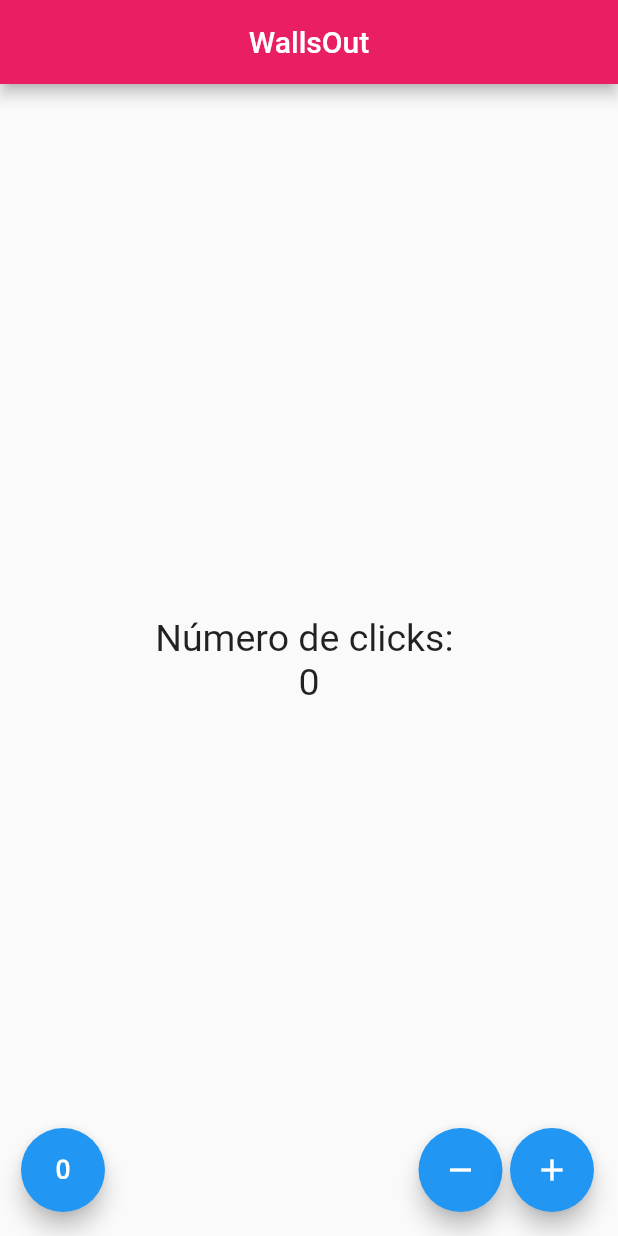
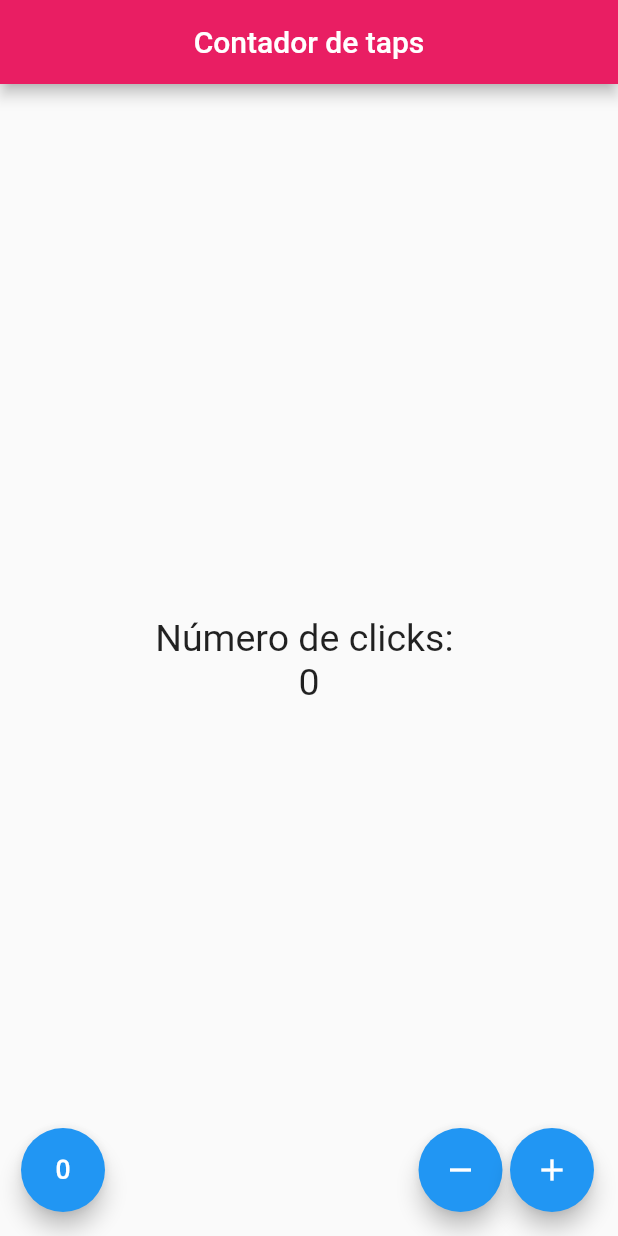
Before and after one commit to celia1996/CounterApp_Flutter, a Flutter app: the screen it shows after launch, on a phone screen of 412 x 824 dp. Run offline on Flutter 3.47's test engine with Material 2 defaults, Android fonts, the phone set to English and light mode, and no system bars; Roboto replaces fonts that are missing (RobotoMono).

Commit message:
Title of the appBar changed

```diff
--- a/lib/src/pages/counter_page.dart
+++ b/lib/src/pages/counter_page.dart
@@ -16,7 +16,7 @@ class _CounterPageState extends State<CounterPage> {
     return Scaffold(
         appBar: AppBar(
           backgroundColor: _PrimaryColor,
-          title: Text('WallsOut'),
+          title: Text('Contador de taps'),
           centerTitle: true,
         ),
         body: Center(
```
